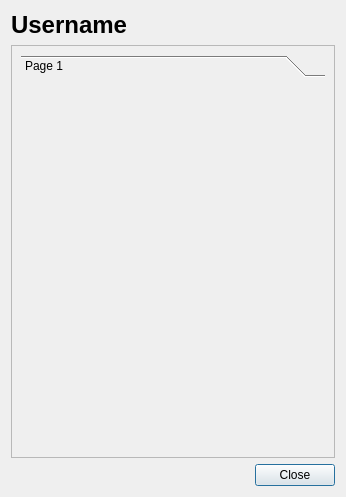
sgh/FOE, file foeusereditdlg.ui: the form before one commit.
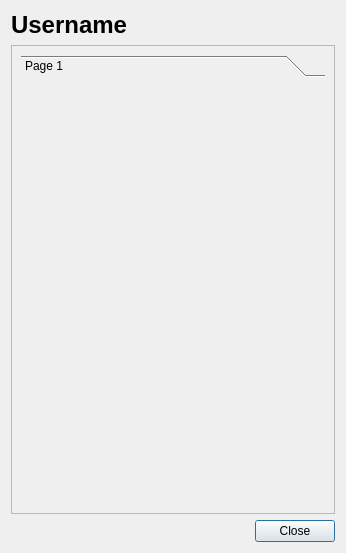
The form after the commit.

Commit message: Adjusted edit dialog size to better fit content.

Diff of the .ui file:
```diff
--- a/foeusereditdlg.ui
+++ b/foeusereditdlg.ui
@@ -7,13 +7,13 @@
     <x>0</x>
     <y>0</y>
     <width>346</width>
-    <height>497</height>
+    <height>553</height>
    </rect>
   </property>
   <property name="minimumSize">
    <size>
     <width>346</width>
-    <height>497</height>
+    <height>553</height>
    </size>
   </property>
   <property name="windowTitle">
@@ -53,8 +53,8 @@
           <rect>
            <x>0</x>
            <y>0</y>
-           <width>314</width>
-           <height>379</height>
+           <width>308</width>
+           <height>425</height>
           </rect>
          </property>
          <attribute name="label">
```
